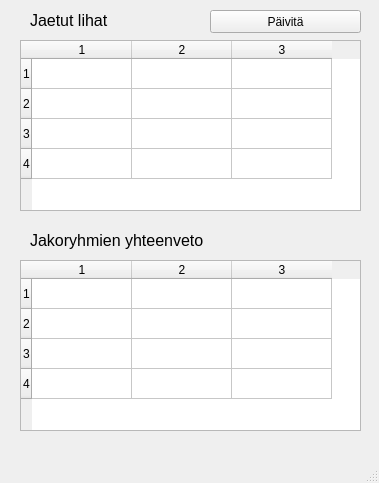
First picture: the form in groupInfoMainWindow.ui, repository janlevea/hirviporukka, before the edit.
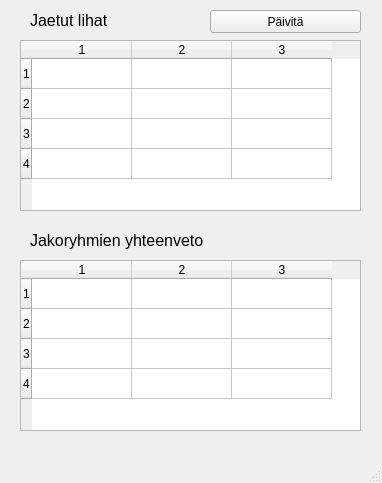
Second picture: the form after the edit.

Commit message: Progressia propertyi/db-connparms

```diff
--- a/groupInfoMainWindow.ui
+++ b/groupInfoMainWindow.ui
@@ -6,7 +6,7 @@
    <rect>
     <x>0</x>
     <y>0</y>
-    <width>379</width>
+    <width>382</width>
     <height>483</height>
    </rect>
   </property>
```
Left out of the diff: 2 changed lines with no effect on the pictures. The commit also changes 2 other files.
